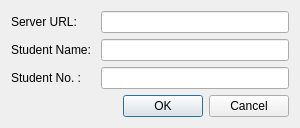
Old version of the form Settings_EditDialog.ui in the repository zsz12251665/HOSS-Client.
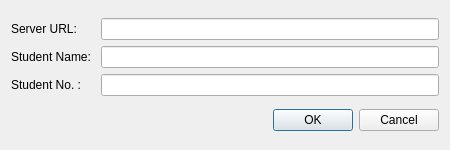
New version of the form.

The edit to the form file:
```diff
--- a/Settings_EditDialog.ui
+++ b/Settings_EditDialog.ui
@@ -6,16 +6,10 @@
    <rect>
     <x>0</x>
     <y>0</y>
-    <width>300</width>
-    <height>125</height>
+    <width>450</width>
+    <height>150</height>
    </rect>
   </property>
-  <property name="sizePolicy">
-   <sizepolicy hsizetype="Preferred" vsizetype="Minimum">
-    <horstretch>0</horstretch>
-    <verstretch>0</verstretch>
-   </sizepolicy>
-  </property>
   <property name="windowTitle">
    <string>Settings</string>
   </property>
@@ -24,12 +18,6 @@
     <layout class="QGridLayout" name="gridLayout">
      <item row="1" column="0">
       <widget class="QLabel" name="label_name">
-       <property name="sizePolicy">
-        <sizepolicy hsizetype="Minimum" vsizetype="Fixed">
-         <horstretch>0</horstretch>
-         <verstretch>0</verstretch>
-        </sizepolicy>
-       </property>
        <property name="text">
         <string>Student Name: </string>
        </property>
@@ -37,12 +25,6 @@
      </item>
      <item row="2" column="0">
       <widget class="QLabel" name="label_number">
-       <property name="sizePolicy">
-        <sizepolicy hsizetype="Minimum" vsizetype="Fixed">
-         <horstretch>0</horstretch>
-         <verstretch>0</verstretch>
-        </sizepolicy>
-       </property>
        <property name="text">
         <string>Student No. : </string>
        </property>
@@ -50,12 +32,6 @@
      </item>
      <item row="0" column="0">
       <widget class="QLabel" name="label_server">
-       <property name="sizePolicy">
-        <sizepolicy hsizetype="Minimum" vsizetype="Fixed">
-         <horstretch>0</horstretch>
-         <verstretch>0</verstretch>
-        </sizepolicy>
-       </property>
        <property name="text">
         <string>Server URL: </string>
        </property>
@@ -74,9 +50,6 @@
    </item>
    <item>
     <widget class="QDialogButtonBox" name="dialogButtonBox">
-     <property name="orientation">
-      <enum>Qt::Horizontal</enum>
-     </property>
      <property name="standardButtons">
       <set>QDialogButtonBox::Cancel|QDialogButtonBox::Ok</set>
      </property>
```
